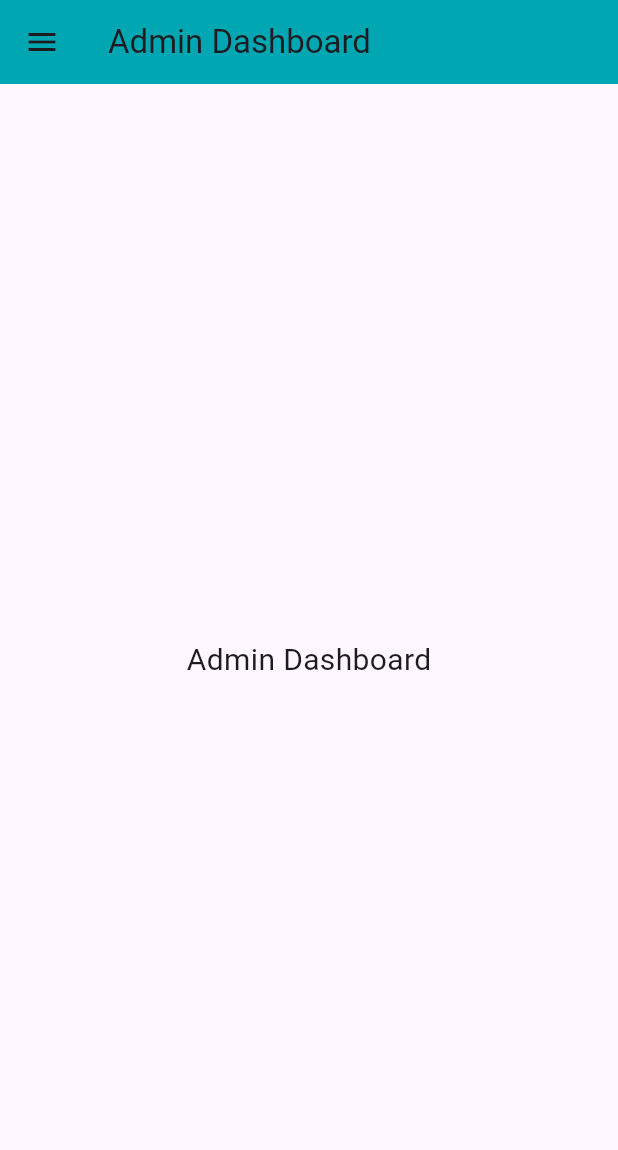
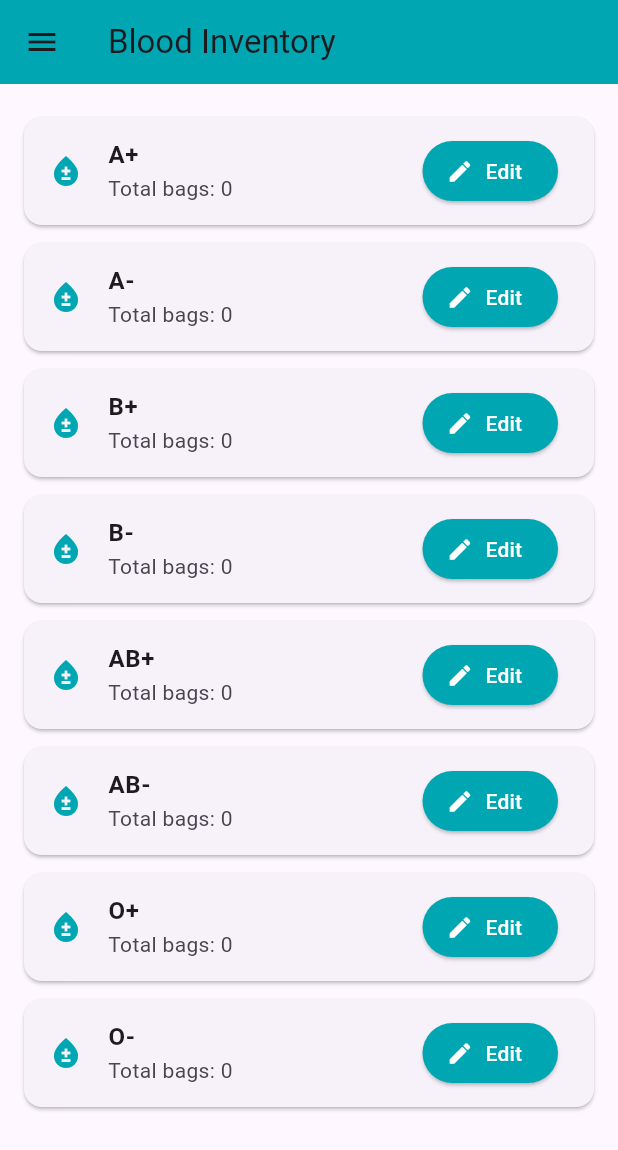
Before and after one commit to kaReemalaa808/lifelink, a Flutter app: the screen it shows after launch, on a phone screen of 412 x 824 dp. Shown: the top 1150 px of the screen. Run offline on Flutter 3.47's test engine with Material 3 defaults, Android fonts, the phone set to English and light mode, and no system bars.

Commit message:
Base app

```diff
--- a/lib/main.dart
+++ b/lib/main.dart
@@ -5,6 +5,7 @@ import 'package:lifelink/screen/home_screen.dart';
 import 'package:lifelink/screen/Pay_Now.dart';
 import 'package:lifelink/screen/invoice_page.dart';
 import 'package:lifelink/screen/admin.dart';
+import 'package:lifelink/screen/blood_Inventory.dart';
 
 void main() {
   runApp(const MyApp());
@@ -19,11 +20,12 @@ class MyApp extends StatelessWidget {
     return MaterialApp(
       debugShowCheckedModeBanner: false,
       theme: ThemeData(primarySwatch: Colors.blue),
-      home: const AdminPage(),
+      home: const BloodInventoryAdminPage(),
       routes: {
         "signupScreen": (context) => const SignupScreen(),
         "loginScreen": (context) => const LoginScreen(),
         "admin": (context) => const AdminPage(),
+        "bloodInventoryAdmin": (context) => const BloodInventoryAdminPage(),
         "homeScreen": (context) => const HomeScreen(),
         "payNow": (context) => const PayNow(),
         "invoicePage": (context) => const InvoicePage(amount: 0, method: ''),
--- /dev/null
+++ b/lib/screen/blood_Inventory.dart
@@ -0,0 +1,194 @@
+import 'package:flutter/material.dart';
+
+class BloodInventoryAdminPage extends StatefulWidget {
+  const BloodInventoryAdminPage({super.key});
+
+  @override
+  State<BloodInventoryAdminPage> createState() =>
+      _BloodInventoryAdminPageState();
+}
+
+class _BloodInventoryAdminPageState extends State<BloodInventoryAdminPage> {
+  final List<String> bloodTypes = const [
+    "A+",
+    "A-",
+    "B+",
+    "B-",
+    "AB+",
+    "AB-",
+    "O+",
+    "O-",
+  ];
+
+  final List<String> hospitals = const [
+    "مستشفى السلام",
+    "مستشفى النور",
+    "مستشفى الرحمة",
+  ];
+
+  void _showEditDialog(String bloodType) {
+    String? selectedHospital;
+    final TextEditingController quantityController = TextEditingController();
+
+    showDialog(
+      context: context,
+      builder: (context) => AlertDialog(
+        title: Row(
+          children: [
+            const Icon(Icons.edit, color: Color(0xFF00A7B3)),
+            const SizedBox(width: 8),
+            Text("Edit $bloodType"),
+          ],
+        ),
+        content: Column(
+          mainAxisSize: MainAxisSize.min,
+          children: [
+            DropdownButtonFormField<String>(
+              decoration: const InputDecoration(
+                labelText: "Select Hospital",
+                border: OutlineInputBorder(),
+              ),
+              items: hospitals.map((hospital) {
+                return DropdownMenuItem<String>(
+                  value: hospital,
+                  child: Text(hospital),
+                );
+              }).toList(),
+              onChanged: (value) {
+                selectedHospital = value;
+                quantityController.text = "0"; // قيمة مؤقتة
+              },
+            ),
+            const SizedBox(height: 20),
+            TextField(
+              controller: quantityController,
+              keyboardType: TextInputType.number,
+              decoration: const InputDecoration(
+                labelText: "Number of Bags",
+                border: OutlineInputBorder(),
+              ),
+            ),
+          ],
+        ),
+        actions: [
+          // Cancel
+          TextButton(
+            style: TextButton.styleFrom(
+              foregroundColor: Colors.black,
+              backgroundColor: Colors.grey[200],
+            ),
+            onPressed: () => Navigator.pop(context),
+            child: const Text("Cancel"),
+          ),
+          // Save
+          ElevatedButton(
+            style: ElevatedButton.styleFrom(
+              backgroundColor: const Color(0xFF00A7B3),
+              foregroundColor: Colors.white,
+            ),
+            onPressed: () {
+              if (selectedHospital == null || quantityController.text.isEmpty) {
+                ScaffoldMessenger.of(context).showSnackBar(
+                  const SnackBar(content: Text("Please complete all fields")),
+                );
+                return;
+              }
+              Navigator.pop(context);
+              ScaffoldMessenger.of(context).showSnackBar(
+                SnackBar(
+                  content: Text(
+                    "$bloodType in $selectedHospital set to ${quantityController.text} bags ✅",
+                  ),
+                ),
+              );
+            },
+            child: const Text("Save"),
+          ),
+        ],
+      ),
+    );
+  }
+
+  @override
+  Widget build(BuildContext context) {
+    return Scaffold(
+      appBar: AppBar(
+        title: const Text("Blood Inventory"),
+        backgroundColor: const Color(0xFF00A7B3),
+      ),
+      drawer: Drawer(
+        child: Column(
+          children: [
+            UserAccountsDrawerHeader(
+              decoration: const BoxDecoration(color: Color(0xFF00A7B3)),
+              accountName: const Text("Admin"),
+              accountEmail: const Text("admin@lifelink.com"),
+              currentAccountPicture: const CircleAvatar(
+                backgroundColor: Colors.white,
+                child: Icon(
+                  Icons.admin_panel_settings,
+                  color: Colors.white,
+                  size: 40,
+                ),
+              ),
+            ),
+            ListTile(
+              leading: const Icon(Icons.dashboard),
+              title: const Text("Dashboard"),
+              onTap: () => Navigator.pop(context),
+            ),
+            ListTile(
+              leading: const Icon(Icons.inventory),
+              title: const Text("Blood Inventory"),
+              onTap: () => Navigator.pop(context),
+            ),
+            ListTile(
+              leading: const Icon(Icons.people),
+              title: const Text("Users"),
+              onTap: () {},
+            ),
+            ListTile(
+              leading: const Icon(Icons.bar_chart),
+              title: const Text("Reports"),
+              onTap: () {},
+            ),
+            const Spacer(),
+            const Divider(),
+            ListTile(
+              leading: const Icon(Icons.logout, color: Color(0xFF00A7B3)),
+              title: const Text("Logout"),
+              onTap: () => Navigator.pop(context),
+            ),
+          ],
+        ),
+      ),
+      body: ListView.builder(
+        padding: const EdgeInsets.all(16),
+        itemCount: bloodTypes.length,
+        itemBuilder: (context, index) {
+          final type = bloodTypes[index];
+          return Card(
+            margin: const EdgeInsets.symmetric(vertical: 6),
+            child: ListTile(
+              leading: const Icon(Icons.bloodtype, color: Color(0xFF00A7B3)),
+              title: Text(
+                type,
+                style: const TextStyle(fontWeight: FontWeight.bold),
+              ),
+              subtitle: const Text("Total bags: 0"), // مجرد واجهة
+              trailing: ElevatedButton.icon(
+                style: ElevatedButton.styleFrom(
+                  backgroundColor: const Color(0xFF00A7B3),
+                  foregroundColor: Colors.white,
+                ),
+                onPressed: () => _showEditDialog(type),
+                icon: const Icon(Icons.edit, size: 18, color: Colors.white),
+                label: const Text("Edit"),
+              ),
+            ),
+          );
+        },
+      ),
+    );
+  }
+}
```
